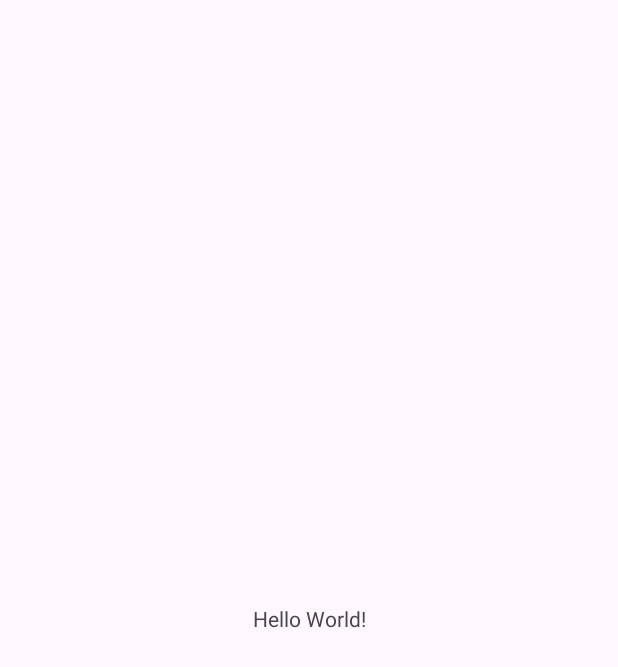
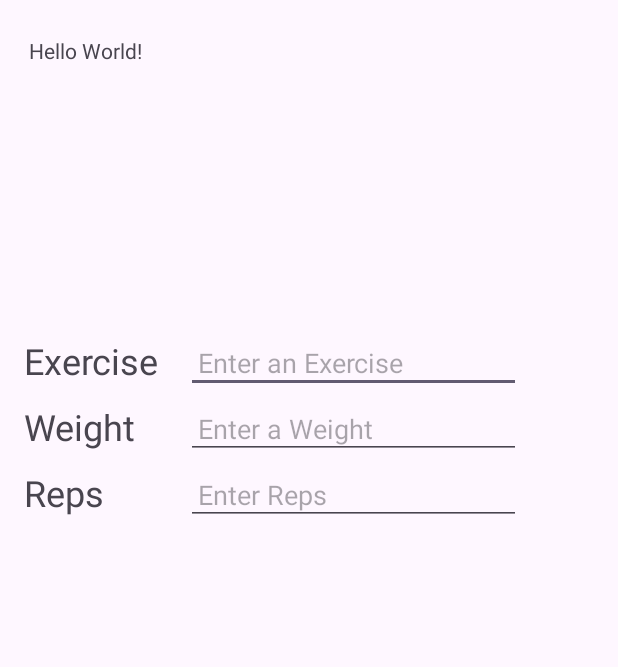
Before and after one commit to bevans34/GymLog, an Android app: the screen it shows after launch (MainActivity), on a phone screen of 412 x 824 dp. Before the commit the part shown is almost empty. Shown: the top 667 px of the screen. Run offline under Robolectric (Android 15) with nearby library versions, the phone set to English and light mode, and no system bars.

Commit message:
Created activity_main inputs (exercise, weight, reps)

```diff
--- a/app/src/main/res/layout/activity_main.xml
+++ b/app/src/main/res/layout/activity_main.xml
@@ -8,12 +8,80 @@
     tools:context=".MainActivity">
 
     <TextView
-        android:layout_width="wrap_content"
-        android:layout_height="wrap_content"
+        android:id="@+id/logDisplayTextView"
+        android:layout_width="390dp"
+        android:layout_height="200dp"
+        android:layout_marginTop="16dip"
         android:text="Hello World!"
-        app:layout_constraintBottom_toBottomOf="parent"
+        android:padding="8dp"
         app:layout_constraintEnd_toEndOf="parent"
         app:layout_constraintStart_toStartOf="parent"
         app:layout_constraintTop_toTopOf="parent" />
 
+    <TextView
+        android:layout_width="100dp"
+        android:layout_height="36dp"
+        android:layout_marginStart="16dp"
+        android:layout_marginTop="8dp"
+        android:text="@string/exercise"
+        android:textSize="24sp"
+        android:id="@+id/exerciseLabelTextView"
+        app:layout_constraintStart_toStartOf="parent"
+        app:layout_constraintTop_toBottomOf="@+id/logDisplayTextView" />
+
+    <EditText
+        android:layout_width="223dp"
+        android:layout_height="39dp"
+        android:padding="8dp"
+        android:layout_marginStart="8dp"
+        android:inputType="textAutoComplete"
+        app:layout_constraintBaseline_toBaselineOf="@+id/exerciseLabelTextView"
+        app:layout_constraintStart_toEndOf="@+id/exerciseLabelTextView"
+        android:id="@+id/exerciseInputEditText"
+        android:hint="@string/enter_an_exercise" />
+
+    <TextView
+        android:layout_width="100dp"
+        android:layout_height="36dp"
+        android:layout_marginStart="16dip"
+        android:layout_marginTop="8dp"
+        android:text="@string/weight"
+        android:textSize="24sp"
+        android:id="@+id/weightLabelTextView"
+        app:layout_constraintStart_toStartOf="parent"
+        app:layout_constraintTop_toBottomOf="@+id/exerciseLabelTextView" />
+
+    <EditText
+        android:layout_width="223dp"
+        android:layout_height="39dp"
+        android:padding="8dp"
+        android:layout_marginStart="8dp"
+        android:inputType="number|numberDecimal"
+        app:layout_constraintBaseline_toBaselineOf="@+id/weightLabelTextView"
+        app:layout_constraintStart_toEndOf="@+id/weightLabelTextView"
+        android:id="@+id/weightInputEditText"
+        android:hint="@string/enter_a_weight" />
+
+    <TextView
+        android:layout_width="100dp"
+        android:layout_height="36dp"
+        android:layout_marginStart="16dip"
+        android:layout_marginTop="8dp"
+        android:text="@string/reps"
+        android:textSize="24sp"
+        android:id="@+id/repsLabelTextView"
+        app:layout_constraintStart_toStartOf="parent"
+        app:layout_constraintTop_toBottomOf="@+id/weightLabelTextView" />
+
+    <EditText
+        android:layout_width="223dp"
+        android:layout_height="39dp"
+        android:padding="8dp"
+        android:layout_marginStart="8dp"
+        android:inputType="number|numberDecimal"
+        app:layout_constraintBaseline_toBaselineOf="@+id/repsLabelTextView"
+        app:layout_constraintStart_toEndOf="@+id/repsLabelTextView"
+        android:id="@+id/repsInputEditText"
+        android:hint="@string/enter_reps" />
+
 </androidx.constraintlayout.widget.ConstraintLayout>
--- a/app/src/main/res/values/strings.xml
+++ b/app/src/main/res/values/strings.xml
@@ -1,3 +1,9 @@
 <resources>
     <string name="app_name">GymLog</string>
+    <string name="exercise">Exercise</string>
+    <string name="enter_an_exercise">Enter an Exercise</string>
+    <string name="weight">Weight</string>
+    <string name="enter_a_weight">Enter a Weight</string>
+    <string name="reps">Reps</string>
+    <string name="enter_reps">Enter Reps</string>
 </resources>
```
